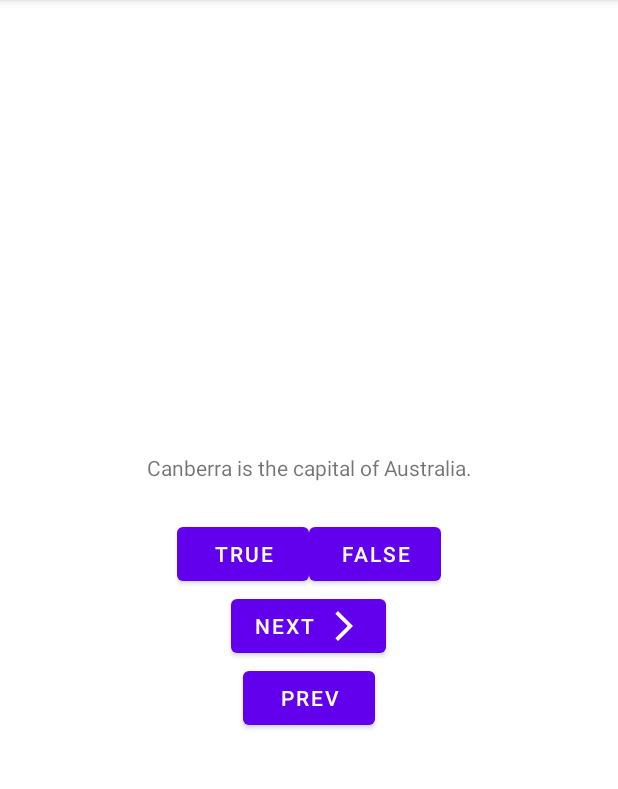
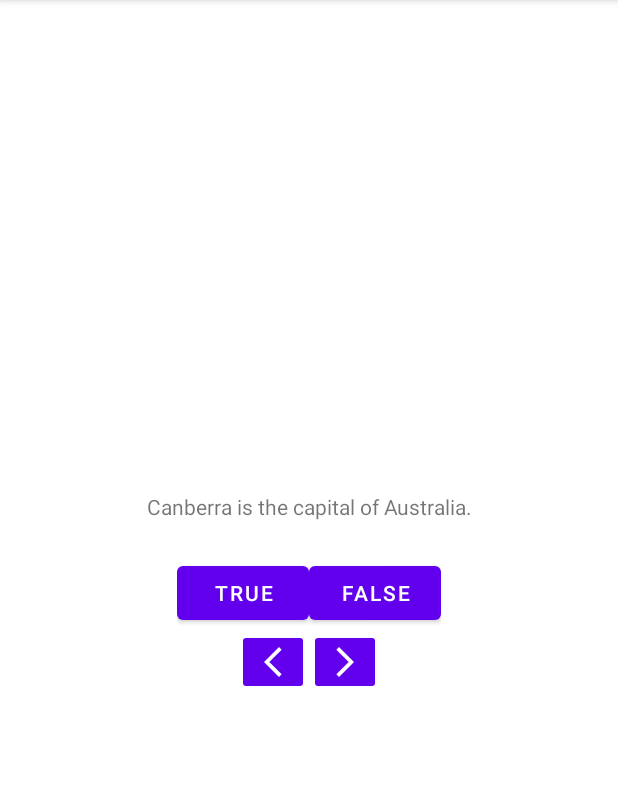
Before and after one commit to ionnomirai/GeoQuizApp, an Android app: the screen it shows after launch (MainActivity), on a phone screen of 412 x 824 dp, the part 84-873 px from its top. Run offline under Robolectric (Android 15) with nearby library versions, the phone set to English and light mode, and no system bars.

Commit message:
Some features 07.03.2023 * Creating a function in MainActivity - updateAndMoveToNextQuestion - calculates the index of the next question and displays it on the screen * Implementation of the transition to the next question on clicking on the textView (questionTextView) * Creating a new ViewGroup - LinearLayout (horizontal) - placed 'prev' and 'next' buttons there * Create button link and initialize button 'prev' * Implementation of the transition to the previous question, by clicking on the prev button * Replacing type Button view 'next' on ImageButton * Replacing type Button view 'prev' on ImageButton * Created a TAG constant to capture the lifecycle process * Created functions for tracking the life cycle

```diff
--- a/GeoQuiz/app/src/main/java/com/example/geoquiz/MainActivity.kt
+++ b/GeoQuiz/app/src/main/java/com/example/geoquiz/MainActivity.kt
@@ -1,17 +1,24 @@
 package com.example.geoquiz
 
+import android.nfc.Tag
 import androidx.appcompat.app.AppCompatActivity
 import android.os.Bundle
+import android.util.Log
 import android.view.View
 import android.widget.Button
+import android.widget.ImageButton
 import android.widget.TextView
 import android.widget.Toast
+import com.google.android.material.snackbar.Snackbar
+
+private const val TAG = "MainActivity"
 
 class MainActivity : AppCompatActivity() {
 
+    private lateinit var falseButton: Button
     private lateinit var trueButton:Button
-    private lateinit var falseButton: Button
-    private lateinit var nextButton: Button
+    private lateinit var prevButton: ImageButton
+    private lateinit var nextButton: ImageButton
     private lateinit var questionTextView: TextView
 
     //List of question for quiz (A better way is database)
@@ -27,12 +34,14 @@ class MainActivity : AppCompatActivity() {
 
     override fun onCreate(savedInstanceState: Bundle?) {
         super.onCreate(savedInstanceState)
+        Log.d(TAG, "onCreate(Bundle?) called")
         setContentView(R.layout.activity_main)
 
         //initialise variable (give them link to the View)
         trueButton = findViewById(R.id.true_button)
         falseButton = findViewById(R.id.false_button)
         nextButton = findViewById(R.id.next_button)
+        prevButton = findViewById(R.id.prev_button)
         questionTextView = findViewById(R.id.question_text_view)
 
         trueButton.setOnClickListener { view: View ->
@@ -43,11 +52,16 @@ class MainActivity : AppCompatActivity() {
             checkAnswer(false)
         }
 
+        prevButton.setOnClickListener {
+            updateAndMoveToPrevQuestion()
+        }
+
         nextButton.setOnClickListener {
-            /*the point is to incrementally increase the current index,
-            but when it equals the size of questionBank, then immediately equate it to 0*/
-            currentIndex = (currentIndex + 1) % questionBank.size
-            updateQuestion()
+            updateAndMoveToNextQuestion()
+        }
+
+        questionTextView.setOnClickListener {
+            updateAndMoveToNextQuestion()
         }
 
         //fill textView area with information (question) when application start
@@ -66,6 +80,24 @@ class MainActivity : AppCompatActivity() {
         questionTextView.setText(questionTextResId)
     }
 
+    private fun updateAndMoveToNextQuestion(){
+        /*the point is to incrementally increase the current index,
+            but when it equals the size of questionBank, then immediately equate it to 0*/
+        currentIndex = (currentIndex + 1) % questionBank.size
+        updateQuestion()
+    }
+
+    private fun updateAndMoveToPrevQuestion(){
+        /*if currentIndex equals 0 then make currentIndex = 5
+        * In other cases we will go through the list in backward direction*/
+        currentIndex = if(currentIndex == 0){
+            5
+        } else {
+            (currentIndex - 1) % questionBank.size
+        }
+        updateQuestion()
+    }
+
     private fun checkAnswer(userAnswer: Boolean){
         /*save in variable correct answer on the current quesion (true or false)*/
         val correctAnswer = questionBank[currentIndex].answer
@@ -80,4 +112,30 @@ class MainActivity : AppCompatActivity() {
 
         Toast.makeText(this, messageResId, Toast.LENGTH_SHORT).show()
     }
+
+    override fun onStart() {
+        super.onStart()
+        Log.d(TAG, "onStart() called")
+    }
+
+    override fun onResume() {
+        super.onResume()
+        Log.d(TAG, "onResume() called")
+    }
+
+    override fun onPause() {
+        super.onPause()
+        Log.d(TAG, "onPause() called")
+    }
+
+    override fun onStop() {
+        super.onStop()
+        Log.d(TAG, "onStop() called")
+    }
+
+    override fun onDestroy() {
+        super.onDestroy()
+        Log.d(TAG, "onDestroy() called")
+    }
+
 }
--- a/GeoQuiz/app/src/main/res/layout/activity_main.xml
+++ b/GeoQuiz/app/src/main/res/layout/activity_main.xml
@@ -1,6 +1,7 @@
 <?xml version="1.0" encoding="utf-8"?>
 
 <LinearLayout xmlns:android="http://schemas.android.com/apk/res/android"
+    xmlns:app="http://schemas.android.com/apk/res-auto"
     xmlns:tools="http://schemas.android.com/tools"
     android:layout_width="match_parent"
     android:layout_height="match_parent"
@@ -33,19 +34,28 @@
 
     </LinearLayout>
 
-    <Button
-        android:id="@+id/next_button"
+    <LinearLayout
         android:layout_width="wrap_content"
         android:layout_height="wrap_content"
-        android:text="@string/next_button"
-        android:drawableEnd="@drawable/ic_baseline_arrow_forward_ios_24"
-        android:drawablePadding="4dp"
-        />
+        android:orientation="horizontal">
 
-    <Button
-        android:id="@+id/prev_button"
-        android:layout_width="wrap_content"
-        android:layout_height="wrap_content"
-        android:drawableStart="@drawable/ic_baseline_arrow_forward_ios_24"
-        android:text="@string/prev_button" />
+        <ImageButton
+            android:id="@+id/prev_button"
+            android:layout_width="wrap_content"
+            android:layout_height="wrap_content"
+            app:srcCompat="@drawable/ic_baseline_arrow_back_ios_new_24"
+            android:backgroundTint="@color/purple_500"
+            android:contentDescription="@string/description_imageButton_prev"/>
+
+        <ImageButton
+            android:id="@+id/next_button"
+            android:layout_width="wrap_content"
+            android:layout_height="wrap_content"
+            app:srcCompat="@drawable/ic_baseline_arrow_forward_ios_24"
+            android:backgroundTint="@color/purple_500"
+            android:contentDescription="@string/description_imageButton_next"/>
+    </LinearLayout>
+
+
+
 </LinearLayout>
--- a/GeoQuiz/app/src/main/res/values/strings.xml
+++ b/GeoQuiz/app/src/main/res/values/strings.xml
@@ -8,6 +8,9 @@
     <string name="question_americas">The Amazon River is the longest river in the Americas.</string>
     <string name="question_asia">Lake Baikal is the world\'s oldest and deepest freshwater lake.</string>
 
+    <string name="description_imageButton_next">Next quesiont</string>
+    <string name="description_imageButton_prev">Previous quesiont</string>
+
     <string name="true_button">True</string>
     <string name="false_button">False</string>
     <string name="next_button">Next</string>
```
Also changed, not shown: GeoQuiz/app/src/main/res/drawable-v24/arrow_right.png (added), GeoQuiz/app/src/main/res/drawable/arrow_right.png (added).
